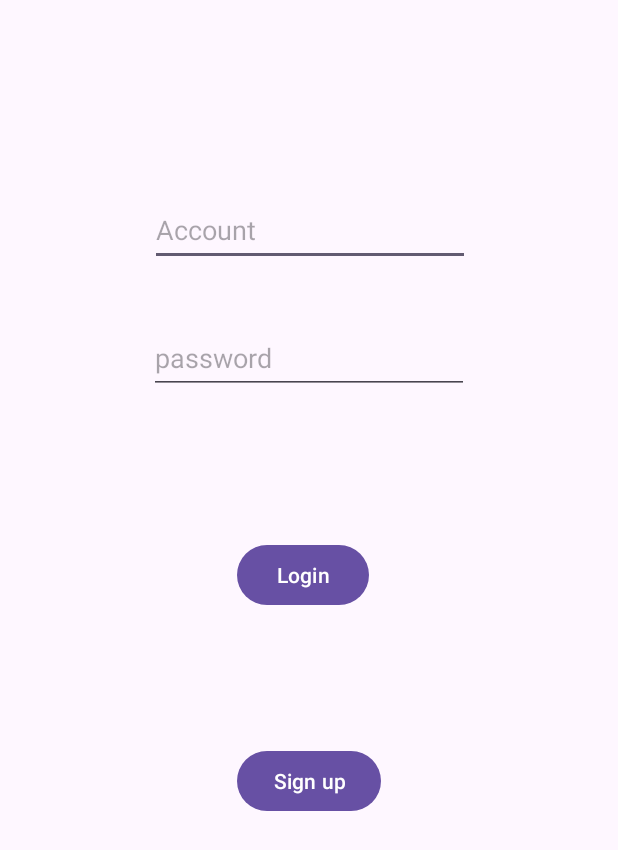
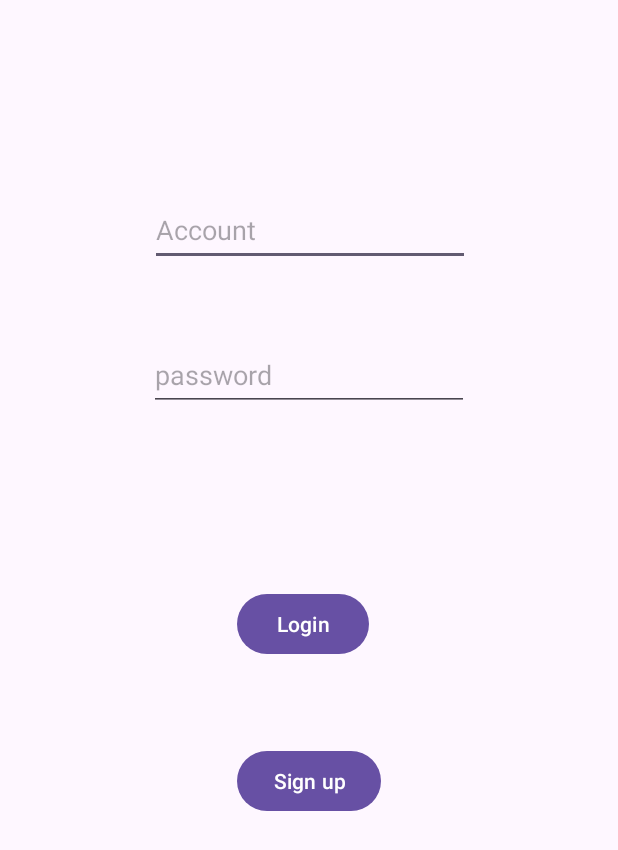
Before and after one commit to How-Wang/Andriod_studio_test, an Android app: the login_act screen opened directly, with no data from a screen before it, on a phone screen of 412 x 824 dp. Shown: the top 850 px of the screen. Run offline under Robolectric (Android 15) with nearby library versions, the phone set to English and light mode, and no system bars.

Commit message:
get text

```diff
--- a/app/src/main/res/layout/activity_login.xml
+++ b/app/src/main/res/layout/activity_login.xml
@@ -7,7 +7,7 @@
     tools:context=".login_act">
 
     <EditText
-        android:id="@+id/editTextText"
+        android:id="@+id/login_account"
         android:layout_width="wrap_content"
         android:layout_height="48dp"
         android:layout_marginStart="100dp"
@@ -22,19 +22,21 @@
         app:layout_constraintTop_toTopOf="parent" />
 
     <EditText
-        android:id="@+id/editTextTextPassword"
+        android:id="@+id/LoginPassword"
         android:layout_width="wrap_content"
         android:layout_height="48dp"
         android:layout_marginStart="99dp"
         android:layout_marginTop="37dp"
         android:layout_marginEnd="103dp"
+        android:layout_marginBottom="54dp"
         android:ems="10"
         android:hint="password"
         android:inputType="textPassword"
+        app:layout_constraintBottom_toTopOf="@+id/button5"
         app:layout_constraintEnd_toEndOf="parent"
         app:layout_constraintHorizontal_bias="0.0"
         app:layout_constraintStart_toStartOf="parent"
-        app:layout_constraintTop_toBottomOf="@+id/editTextText" />
+        app:layout_constraintTop_toBottomOf="@+id/login_account" />
 
     <Button
         android:id="@+id/button5"
@@ -48,7 +50,7 @@
         app:layout_constraintBottom_toTopOf="@+id/button6"
         app:layout_constraintEnd_toEndOf="parent"
         app:layout_constraintStart_toStartOf="parent"
-        app:layout_constraintTop_toBottomOf="@+id/editTextTextPassword" />
+        app:layout_constraintTop_toBottomOf="@+id/LoginPassword" />
 
     <Button
         android:id="@+id/button6"
--- a/app/src/main/res/layout/activity_signup.xml
+++ b/app/src/main/res/layout/activity_signup.xml
@@ -13,11 +13,9 @@
         android:layout_marginStart="95dp"
         android:layout_marginTop="142dp"
         android:layout_marginEnd="106dp"
-        android:layout_marginBottom="40dp"
         android:ems="10"
         android:hint="Account"
         android:inputType="text"
-        app:layout_constraintBottom_toTopOf="@+id/editTextTextPassword2"
         app:layout_constraintEnd_toEndOf="parent"
         app:layout_constraintStart_toStartOf="parent"
         app:layout_constraintTop_toTopOf="parent" />
@@ -29,11 +27,9 @@
         android:layout_marginStart="96dp"
         android:layout_marginTop="38dp"
         android:layout_marginEnd="105dp"
-        android:layout_marginBottom="458dp"
         android:ems="10"
         android:hint="password"
         android:inputType="textPassword"
-        app:layout_constraintBottom_toBottomOf="parent"
         app:layout_constraintEnd_toEndOf="parent"
         app:layout_constraintStart_toStartOf="parent"
         app:layout_constraintTop_toBottomOf="@+id/editTextText2" />
```
Also changed, not shown: app/src/main/java/com/example/tutorial/login_act.java (+12 -0 lines).
